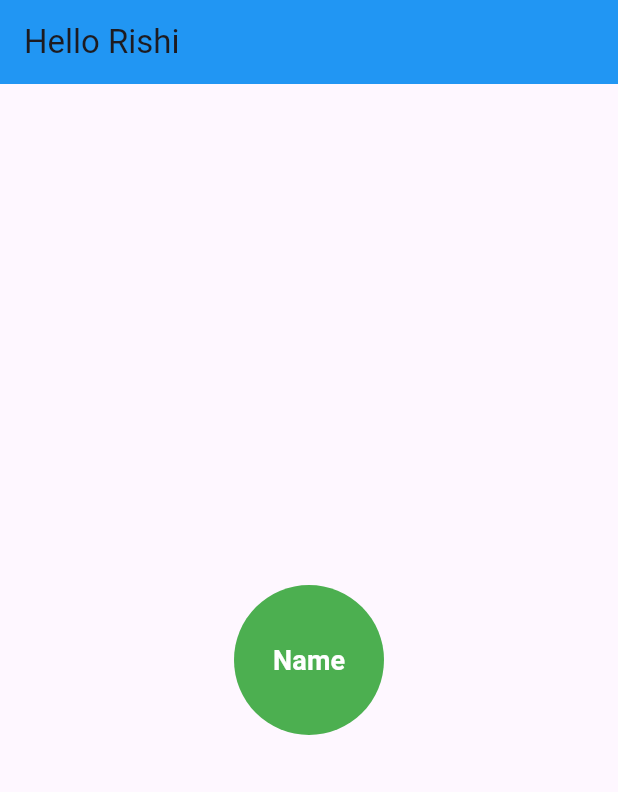
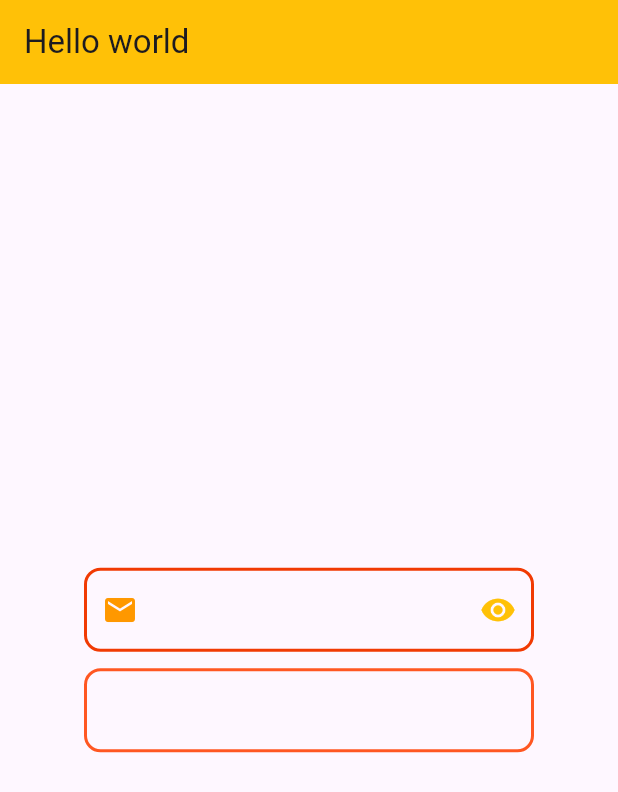
Before and after one commit to Rishisingh96/Mobile-development, a Flutter app: the screen it shows after launch, on a phone screen of 412 x 824 dp. Shown: the top 792 px of the screen. Run offline on Flutter 3.47's test engine with Material 3 defaults, Android fonts, the light colour scheme and no system bars; project files that could hold a hidden picture were left out.

Commit message:
start new chapter of dart

```diff
--- a/Flutter/lib/app.dart
+++ b/Flutter/lib/app.dart
@@ -1,10 +1,6 @@
 import 'package:flutter/material.dart';
 import 'package:myfirstapp/screens/CircleAvatarImage.dart';
-import 'package:myfirstapp/screens/DecorationScree.dart';
-import 'package:myfirstapp/screens/ExpandedWidget.dart';
-import 'package:myfirstapp/screens/ListTileInListView.dart';
-import 'package:myfirstapp/screens/ListView.dart';
-import 'package:myfirstapp/screens/MarginAndPadding.dart';
+import 'package:myfirstapp/screens/LoginForm.dart';
 
 class MyAPP extends StatelessWidget {
   const MyAPP({super.key});
@@ -27,6 +23,7 @@ class MyAPP extends StatelessWidget {
     // return MaterialApp(title: "Image and Button", home: Expandedwidget());
     // return MaterialApp(title: "Image and Button", home: Marginandpadding());
     // return MaterialApp(title: "Image and Button", home: Listtileinlistview());
-    return MaterialApp(title: "Image and Button", home: Circleavatarimage());
+    // return MaterialApp(title: "Image and Button", home: Circleavatarimage());
+    return MaterialApp(title: "Login Button", home: LoginForm());
   }
 }
--- a/Flutter/lib/screens/CircleAvatarImage.dart
+++ b/Flutter/lib/screens/CircleAvatarImage.dart
@@ -1,4 +1,3 @@
-import 'package:flutter/cupertino.dart';
 import 'package:flutter/material.dart';
 
 class Circleavatarimage extends StatelessWidget{
--- a/Flutter/lib/screens/DecorationScree.dart
+++ b/Flutter/lib/screens/DecorationScree.dart
@@ -1,4 +1,3 @@
-import 'package:flutter/cupertino.dart';
 import 'package:flutter/material.dart';
 
 class Decorationscree extends StatelessWidget{
--- a/Flutter/lib/screens/ExpandedWidget.dart
+++ b/Flutter/lib/screens/ExpandedWidget.dart
@@ -1,4 +1,3 @@
-import 'package:flutter/cupertino.dart';
 import 'package:flutter/material.dart';
 
 class Expandedwidget extends StatelessWidget {
--- a/Flutter/lib/screens/ListTileInListView.dart
+++ b/Flutter/lib/screens/ListTileInListView.dart
@@ -1,8 +1,10 @@
-import 'package:flutter/cupertino.dart';
 import 'package:flutter/material.dart';
 
+// ignore: must_be_immutable
 class Listtileinlistview extends StatelessWidget {
   var arrNames = ['Raman', 'Ramanaujan', 'Rajesh','Rishi singh'];
+
+  Listtileinlistview({super.key});
   @override
   Widget build(BuildContext context) {
     return Scaffold(
--- /dev/null
+++ b/Flutter/lib/screens/LoginForm.dart
@@ -0,0 +1,78 @@
+// ignore: file_names
+import 'package:flutter/cupertino.dart';
+import 'package:flutter/material.dart';
+
+class LoginForm extends StatelessWidget {
+  const LoginForm({super.key});
+
+  @override
+  Widget build(BuildContext context) {
+    return Scaffold(
+      appBar: AppBar(title: Text("Hello world"), backgroundColor: Colors.amber),
+      body: Center(
+        child: Container(
+          width: 300,
+          child: Column(
+            mainAxisAlignment: MainAxisAlignment.center,
+            children: [
+              TextField(
+                decoration: InputDecoration(
+                  focusedBorder: OutlineInputBorder(
+                    borderRadius: BorderRadius.circular(11),
+                    borderSide: BorderSide(
+                      color: const Color.fromARGB(255, 104, 34, 255),
+                      width: 2,
+                    ),
+                  ),
+
+                  enabledBorder: OutlineInputBorder(
+                    borderRadius: BorderRadius.circular(11),
+                    borderSide: BorderSide(
+                      color: const Color.fromARGB(255, 241, 58, 3),
+                      width: 2,
+                    ),
+                  ),
+
+                  disabledBorder: OutlineInputBorder(
+                    borderRadius: BorderRadius.circular(11),
+                    borderSide: BorderSide(
+                      color: const Color.fromARGB(255, 93, 34, 255),
+                      width: 2,
+                    ),
+                  ),
+                  suffixText: "Username exitst",
+                  suffixIcon: IconButton(
+                    icon: Icon(Icons.remove_red_eye, color: Colors.amber),
+                    onPressed: () {},
+                  ),
+                  prefixIcon: Icon(Icons.email, color: Colors.orange),
+                ),
+              ),
+
+              Container(height: 11),
+              TextField(
+                decoration: InputDecoration(
+                  focusedBorder: OutlineInputBorder(
+                    borderRadius: BorderRadius.circular(11),
+                    borderSide: BorderSide(color: Colors.deepOrange, width: 2),
+
+                  ),
+
+                  enabledBorder: OutlineInputBorder(
+                    borderRadius: BorderRadius.circular(11),
+                    borderSide: BorderSide(color: Colors.deepOrange, width: 2),
+                  ),
+
+                  disabledBorder: OutlineInputBorder(
+                    borderRadius: BorderRadius.circular(11),
+                    borderSide: BorderSide(color: Colors.deepOrange, width: 2),
+                  ),
+                ),
+              ),
+            ],
+          ),
+        ),
+      ),
+    );
+  }
+}
--- a/Flutter/lib/screens/MarginAndPadding.dart
+++ b/Flutter/lib/screens/MarginAndPadding.dart
@@ -1,4 +1,3 @@
-import 'package:flutter/cupertino.dart';
 import 'package:flutter/material.dart';
 
 class Marginandpadding extends StatelessWidget{
```
